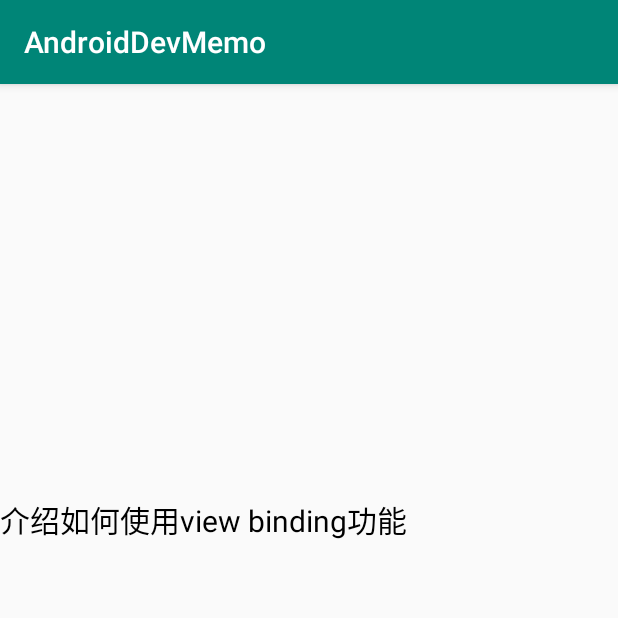
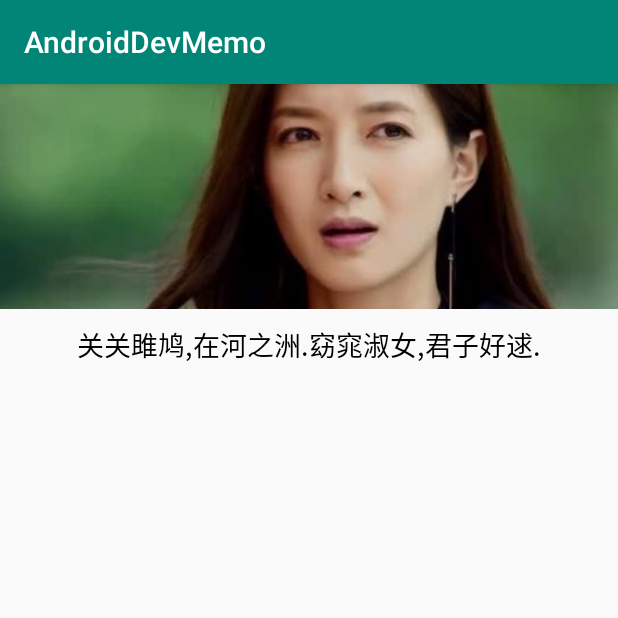
Before and after one commit to shusheng007/AndroidDevMemo, an Android app: the DescriptionActivity screen opened directly, with no data from a screen before it, on a phone screen of 412 x 824 dp, the top half of it. Run offline under Robolectric (Android 15) with nearby library versions, the phone set to English and light mode, and no system bars; 1 statement that could not run was skipped.

Commit message:
feature：add jetpack demo

```diff
--- a/libraries/viewbinding/src/main/java/top/ss007/viewbinding/DescriptionActivity.kt
+++ b/libraries/viewbinding/src/main/java/top/ss007/viewbinding/DescriptionActivity.kt
@@ -1,28 +1,21 @@
 package top.ss007.viewbinding
 
-import android.content.res.Configuration
 import android.os.Bundle
 import androidx.appcompat.app.AppCompatActivity
 import top.ss007.viewbinding.databinding.ActivityDescriptionBinding
+import java.text.SimpleDateFormat
 import java.util.*
 
 
 class DescriptionActivity : AppCompatActivity() {
-    private lateinit var  binding: ActivityDescriptionBinding
+    private lateinit var binding: ActivityDescriptionBinding
 
     override fun onCreate(savedInstanceState: Bundle?) {
         super.onCreate(savedInstanceState)
-        binding=ActivityDescriptionBinding.inflate(layoutInflater)
+        binding = ActivityDescriptionBinding.inflate(layoutInflater)
         setContentView(binding.root)
 
-        binding.tvDescription.text="介绍如何使用view binding功能"
-
-    }
-
-    override fun onConfigurationChanged(newConfig: Configuration) {
-        super.onConfigurationChanged(newConfig)
-        if (newConfig.orientation==Configuration.ORIENTATION_LANDSCAPE) {
-            binding.tvDisplayDate?.text=Date().toString()
-        }
+        binding.tvDescription.text = "关关雎鸠,在河之洲.窈窕淑女,君子好逑."
+        binding.tvDisplayDate?.text = SimpleDateFormat("yyyy-MM-dd HH:mm:ss").format(Date())
     }
 }
--- a/libraries/viewbinding/src/main/res/layout-land/activity_description.xml
+++ b/libraries/viewbinding/src/main/res/layout-land/activity_description.xml
@@ -6,25 +6,25 @@
     android:layout_height="match_parent"
     tools:context=".DescriptionActivity">
 
-
     <ImageView
         android:id="@+id/img_backgroud"
         android:layout_width="0dp"
-        android:layout_height="250dp"
+        android:layout_height="150dp"
         android:scaleType="centerCrop"
         app:layout_constraintEnd_toEndOf="parent"
         app:layout_constraintStart_toStartOf="parent"
         app:layout_constraintTop_toTopOf="parent"
+        android:src="@drawable/beauty"
         tools:srcCompat="@tools:sample/backgrounds/scenic" />
 
     <TextView
         android:id="@+id/tv_description"
-        android:layout_width="0dp"
+        android:layout_width="wrap_content"
         android:layout_height="wrap_content"
         app:layout_constraintEnd_toEndOf="parent"
         app:layout_constraintStart_toStartOf="parent"
         app:layout_constraintTop_toBottomOf="@+id/img_backgroud"
-        android:layout_marginTop="25dp"
+        android:layout_marginTop="10dp"
         android:textColor="@android:color/black"
         android:textSize="20sp"
         tools:text="view binding 示例"/>
@@ -33,9 +33,11 @@
         android:id="@+id/tv_display_date"
         android:layout_width="wrap_content"
         android:layout_height="wrap_content"
-        android:text="日期"
+        tools:text="日期"
         app:layout_constraintEnd_toEndOf="parent"
         app:layout_constraintStart_toStartOf="parent"
         app:layout_constraintTop_toBottomOf="@+id/tv_description"
-        android:layout_marginTop="35dp"/>
+        android:layout_marginTop="30dp"
+        android:textColor="@android:color/holo_blue_bright"
+        android:textSize="15sp"/>
 </androidx.constraintlayout.widget.ConstraintLayout>
--- a/libraries/viewbinding/src/main/res/layout/activity_description.xml
+++ b/libraries/viewbinding/src/main/res/layout/activity_description.xml
@@ -10,21 +10,22 @@
     <ImageView
         android:id="@+id/img_backgroud"
         android:layout_width="0dp"
-        android:layout_height="250dp"
+        android:layout_height="150dp"
         android:scaleType="centerCrop"
         app:layout_constraintEnd_toEndOf="parent"
         app:layout_constraintStart_toStartOf="parent"
         app:layout_constraintTop_toTopOf="parent"
+        android:src="@drawable/beauty"
         tools:srcCompat="@tools:sample/backgrounds/scenic" />
 
     <TextView
         android:id="@+id/tv_description"
-        android:layout_width="0dp"
+        android:layout_width="wrap_content"
         android:layout_height="wrap_content"
         app:layout_constraintEnd_toEndOf="parent"
         app:layout_constraintStart_toStartOf="parent"
         app:layout_constraintTop_toBottomOf="@+id/img_backgroud"
-        android:layout_marginTop="25dp"
-        android:textColor="@android:color/black"
-        android:textSize="20sp"/>
+        android:layout_marginTop="10dp"
+        android:textColor="@android:color/primary_text_light"
+        android:textSize="18sp"/>
 </androidx.constraintlayout.widget.ConstraintLayout>
```
Also changed, not shown: libraries/viewbinding/src/main/res/drawable/beauty.jpg (added).
